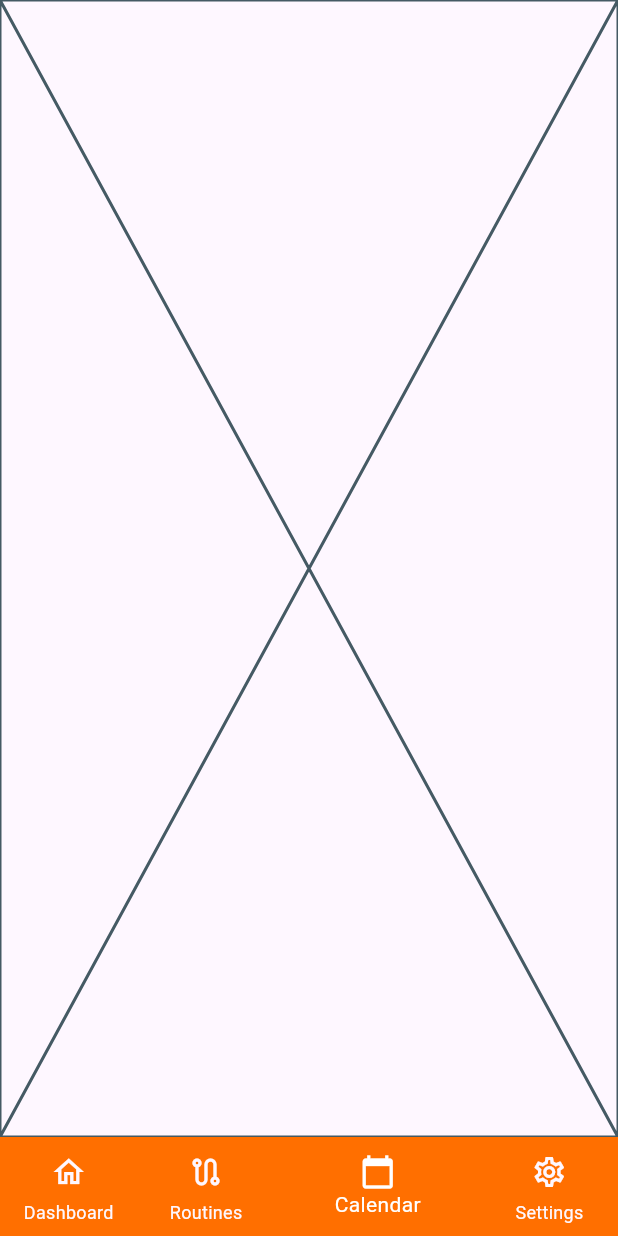
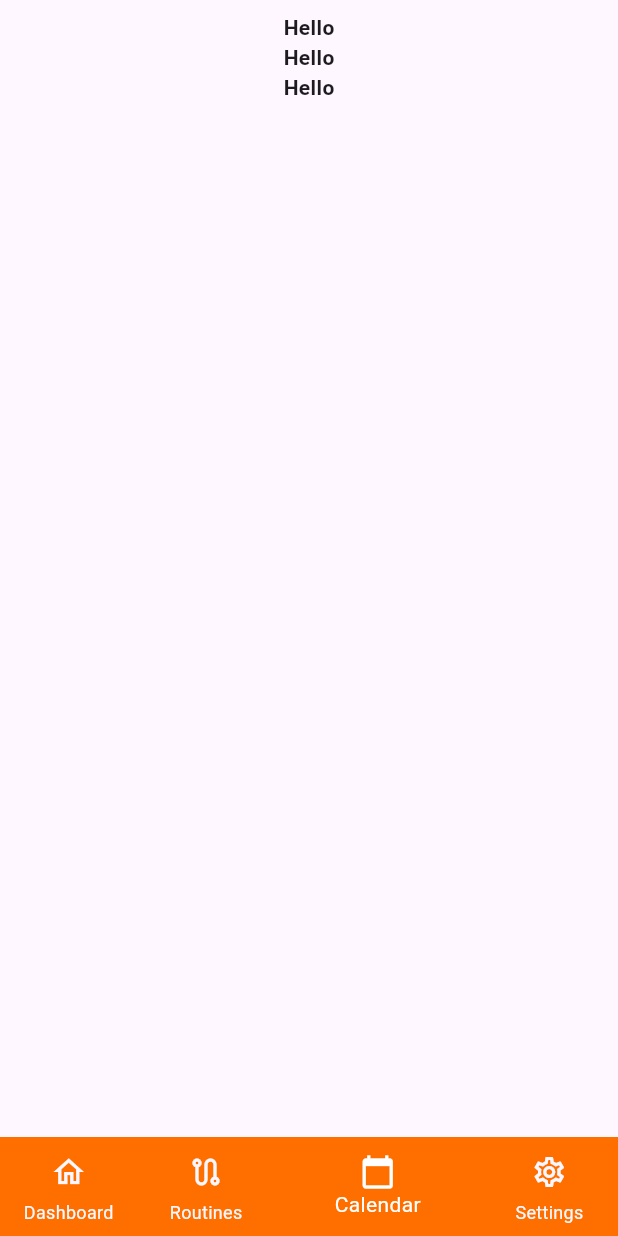
Before and after one commit to Aldwinny/lakas-exercise, a Flutter app: the screen it shows after launch, item 3 of the bottom bar chosen, on a phone screen of 412 x 824 dp. Run offline on Flutter 3.47's test engine with Material 2 defaults, Android fonts, the phone set to English and light mode, and no system bars; our stand-ins replace flutter_svg.

Commit message:
Updated calendar.dart

```diff
--- a/lib/screens/overlays/calendar.dart
+++ b/lib/screens/overlays/calendar.dart
@@ -12,6 +12,47 @@ class CalendarScreen extends StatefulWidget {
 class _CalendarScreenState extends State<CalendarScreen> {
   @override
   Widget build(BuildContext context) {
-    return const Placeholder();
+    return Container(
+      padding: const EdgeInsets.all(8.0),
+      child: const Column(
+        children: <Widget>[
+          Row(
+            mainAxisAlignment: MainAxisAlignment.center,
+            children: <Widget>[
+              Text(
+                'Hello',
+                style: TextStyle(fontWeight: FontWeight.bold),
+              ),
+            ],
+          ),
+          Row(
+            mainAxisAlignment: MainAxisAlignment.center,
+            children: <Widget>[
+              Text('Hello', style: TextStyle(fontWeight: FontWeight.bold))
+            ],
+          ),
+          Row(
+            mainAxisAlignment: MainAxisAlignment.center,
+            children: <Widget>[
+              Text('Hello', style: TextStyle(fontWeight: FontWeight.bold))
+            ],
+          )
+        ],
+      ),
+    );
   }
 }
+
+class CalendarNumberBuilder extends StatelessWidget {
+  const CalendarNumberBuilder(this.number, {super.key});
+
+  final List<String> number;
+
+  @override
+  Widget build(BuildContext context) {
+    return Padding(
+      padding: const EdgeInsets.all(8.0),
+      child: Row(children: number.map<Widget>((e) => Text(e)).toList()),
+    );
+  }
+}
```
